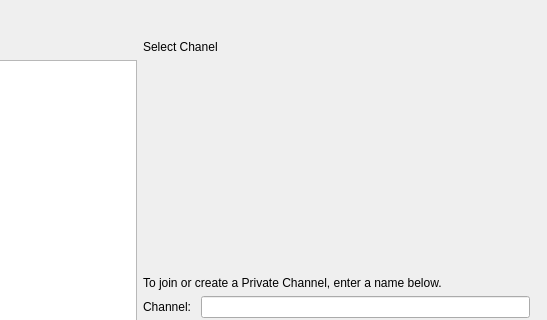
Above: warchatter.ui from reillychase/WarChatter before the change; both pictures show x 261 to 808 and y 0 to 320 of the 808 by 609 pixel window. Below: the same form after it.
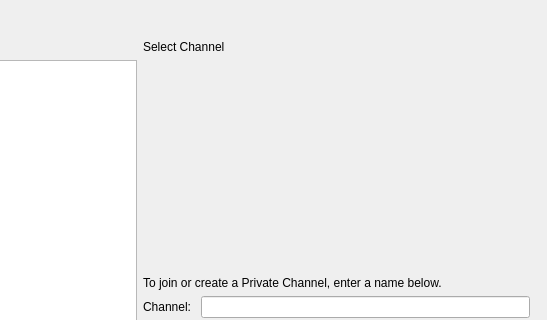
That is the form after the change. The open tabs and pages were chosen to show the change. Icons and pictures are not drawn.

Commit message: Join button/games listing working now

```diff
--- a/warchatter.ui
+++ b/warchatter.ui
@@ -852,7 +852,7 @@
            <item>
             <widget class="QLabel" name="label_10">
              <property name="text">
-              <string>Select Chanel</string>
+              <string>Select Channel</string>
              </property>
             </widget>
            </item>
```
Left out of the diff: 4 changed lines with no effect on the pictures. The commit also changes 2 other files.
